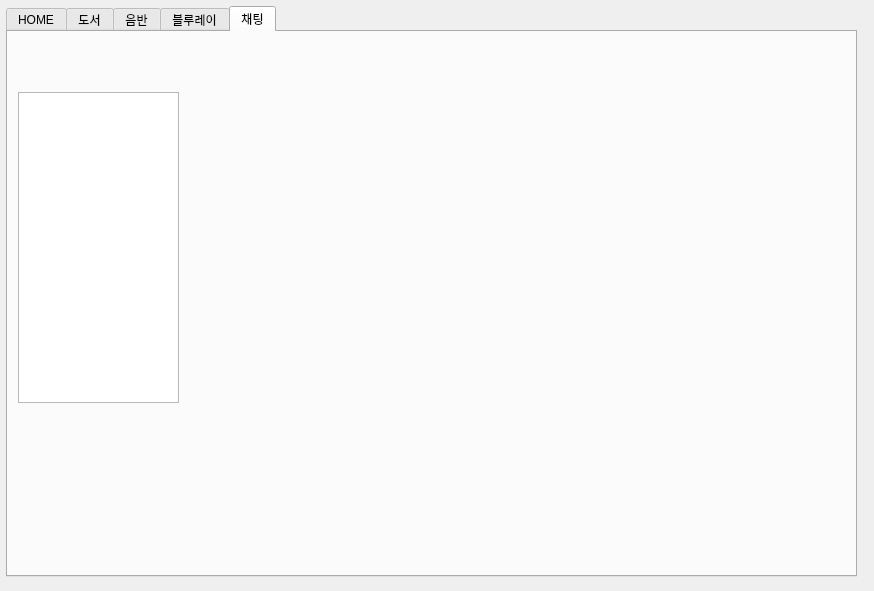
Old version of the form client.ui in the repository Henry93s/koradin.
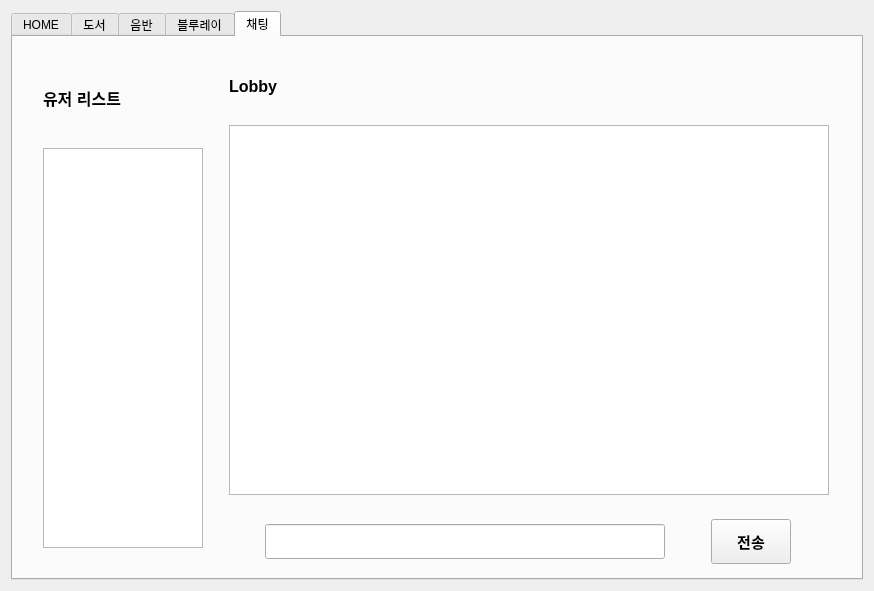
New version of the form.

Commit message: Feat: Chatting 탭 UI 작성

What changed in the file:
```diff
--- a/client.ui
+++ b/client.ui
@@ -13,15 +13,9 @@
   <property name="windowTitle">
    <string>Koradin</string>
   </property>
+  <layout class="QVBoxLayout" name="verticalLayout_13">
+   <item>
   <widget class="QTabWidget" name="tabWidget">
-   <property name="geometry">
-    <rect>
-     <x>6</x>
-     <y>6</y>
-     <width>851</width>
-     <height>571</height>
-    </rect>
-   </property>
    <property name="autoFillBackground">
     <bool>true</bool>
    </property>
@@ -1451,18 +1445,214 @@
     <attribute name="title">
      <string>채팅</string>
     </attribute>
-    <widget class="QListView" name="listView">
+      <widget class="QWidget" name="">
      <property name="geometry">
       <rect>
-       <x>10</x>
-       <y>60</y>
-       <width>161</width>
-       <height>311</height>
-      </rect>
-     </property>
-    </widget>
-   </widget>
-  </widget>
+         <x>20</x>
+         <y>10</y>
+         <width>806</width>
+         <height>541</height>
+        </rect>
+       </property>
+       <layout class="QHBoxLayout" name="horizontalLayout_13">
+        <item>
+         <layout class="QVBoxLayout" name="verticalLayout">
+          <property name="spacing">
+           <number>10</number>
+          </property>
+          <property name="leftMargin">
+           <number>10</number>
+          </property>
+          <property name="topMargin">
+           <number>10</number>
+          </property>
+          <property name="rightMargin">
+           <number>10</number>
+          </property>
+          <property name="bottomMargin">
+           <number>10</number>
+          </property>
+          <item>
+           <widget class="QLabel" name="label_7">
+            <property name="sizePolicy">
+             <sizepolicy hsizetype="Fixed" vsizetype="Fixed">
+              <horstretch>0</horstretch>
+              <verstretch>0</verstretch>
+             </sizepolicy>
+            </property>
+            <property name="minimumSize">
+             <size>
+              <width>100</width>
+              <height>25</height>
+             </size>
+            </property>
+            <property name="maximumSize">
+             <size>
+              <width>100</width>
+              <height>25</height>
+             </size>
+            </property>
+            <property name="font">
+             <font>
+              <pointsize>12</pointsize>
+              <bold>true</bold>
+             </font>
+            </property>
+            <property name="text">
+             <string>유저 리스트</string>
+            </property>
+           </widget>
+          </item>
+          <item>
+           <widget class="QListView" name="client_chat_user_listView">
+            <property name="sizePolicy">
+             <sizepolicy hsizetype="Fixed" vsizetype="Fixed">
+              <horstretch>0</horstretch>
+              <verstretch>0</verstretch>
+             </sizepolicy>
+            </property>
+            <property name="minimumSize">
+             <size>
+              <width>160</width>
+              <height>400</height>
+             </size>
+            </property>
+            <property name="maximumSize">
+             <size>
+              <width>160</width>
+              <height>400</height>
+             </size>
+            </property>
+            <property name="wordWrap">
+             <bool>false</bool>
+            </property>
+            <property name="itemAlignment">
+             <set>Qt::AlignmentFlag::AlignHCenter</set>
+            </property>
+           </widget>
+          </item>
+         </layout>
+        </item>
+        <item>
+         <layout class="QVBoxLayout" name="verticalLayout_14">
+          <property name="spacing">
+           <number>10</number>
+          </property>
+          <property name="leftMargin">
+           <number>10</number>
+          </property>
+          <property name="topMargin">
+           <number>10</number>
+          </property>
+          <property name="rightMargin">
+           <number>10</number>
+          </property>
+          <property name="bottomMargin">
+           <number>10</number>
+          </property>
+          <item>
+           <widget class="QLabel" name="client_chatting_label">
+            <property name="sizePolicy">
+             <sizepolicy hsizetype="Fixed" vsizetype="Fixed">
+              <horstretch>0</horstretch>
+              <verstretch>0</verstretch>
+             </sizepolicy>
+            </property>
+            <property name="minimumSize">
+             <size>
+              <width>120</width>
+              <height>30</height>
+             </size>
+            </property>
+            <property name="font">
+             <font>
+              <pointsize>12</pointsize>
+              <bold>true</bold>
+             </font>
+            </property>
+            <property name="text">
+             <string>Lobby</string>
+            </property>
+           </widget>
+          </item>
+          <item>
+           <widget class="QListView" name="client_chatting_listView">
+            <property name="sizePolicy">
+             <sizepolicy hsizetype="Fixed" vsizetype="Fixed">
+              <horstretch>0</horstretch>
+              <verstretch>0</verstretch>
+             </sizepolicy>
+            </property>
+            <property name="minimumSize">
+             <size>
+              <width>600</width>
+              <height>370</height>
+             </size>
+            </property>
+            <property name="maximumSize">
+             <size>
+              <width>600</width>
+              <height>370</height>
+             </size>
+            </property>
+           </widget>
+          </item>
+          <item>
+           <layout class="QHBoxLayout" name="horizontalLayout_12">
+            <item>
+             <widget class="QLineEdit" name="lineEdit">
+              <property name="minimumSize">
+               <size>
+                <width>0</width>
+                <height>35</height>
+               </size>
+              </property>
+              <property name="maximumSize">
+               <size>
+                <width>400</width>
+                <height>16777215</height>
+               </size>
+              </property>
+             </widget>
+            </item>
+            <item>
+             <widget class="QPushButton" name="client_send_pushButton">
+              <property name="sizePolicy">
+               <sizepolicy hsizetype="Fixed" vsizetype="Fixed">
+                <horstretch>0</horstretch>
+                <verstretch>0</verstretch>
+               </sizepolicy>
+              </property>
+              <property name="minimumSize">
+               <size>
+                <width>0</width>
+                <height>45</height>
+               </size>
+              </property>
+              <property name="font">
+               <font>
+                <pointsize>11</pointsize>
+                <bold>true</bold>
+               </font>
+              </property>
+              <property name="text">
+               <string>전송</string>
+              </property>
+              <property name="shortcut">
+               <string>Return</string>
+              </property>
+             </widget>
+            </item>
+           </layout>
+          </item>
+         </layout>
+        </item>
+       </layout>
+      </widget>
+     </widget>
+    </widget>
+   </item>
+  </layout>
  </widget>
  <resources/>
  <connections/>
```
Left out of the diff: 63 changed lines with no effect on the pictures. Lines whose indentation alone changed are shown as unchanged. The commit also changes 1 other file.
